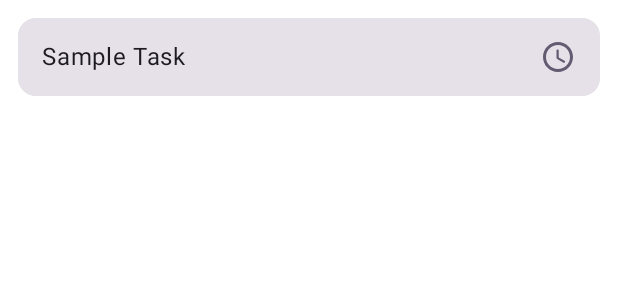
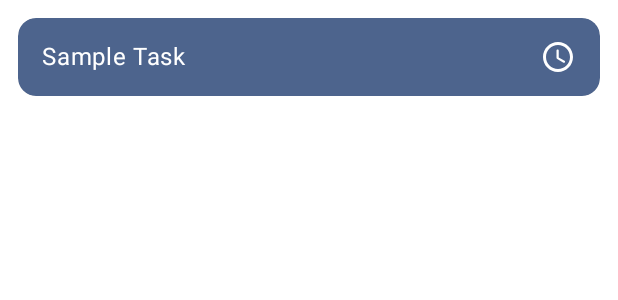
Before and after one commit to nyutonov/AppBuilderUser, an Android app built with Jetpack Compose: the @Preview function DrawsComponentPreview, on a phone screen of 412 x 824 dp. Shown: the top 300 px of the screen. Run offline under Robolectric (Android 15) with nearby library versions, the phone set to English and light mode, and no system bars.

Commit message:
fix draws item

```diff
--- a/app/src/main/java/uz/gita/appbuilderuser/presenter/components/DrawsComponent.kt
+++ b/app/src/main/java/uz/gita/appbuilderuser/presenter/components/DrawsComponent.kt
@@ -17,6 +17,7 @@ import androidx.compose.runtime.Composable
 import androidx.compose.ui.Alignment
 import androidx.compose.ui.Modifier
 import androidx.compose.ui.draw.clip
+import androidx.compose.ui.graphics.Color
 import androidx.compose.ui.graphics.ColorFilter
 import androidx.compose.ui.res.painterResource
 import androidx.compose.ui.tooling.preview.Preview
@@ -36,7 +37,8 @@ fun DrawsComponent(
             .padding(12.dp)
             .clip(RoundedCornerShape(12.dp))
             .clickable { onClick() },
-        elevation = CardDefaults.cardElevation(defaultElevation = 4.dp)
+        elevation = CardDefaults.cardElevation(defaultElevation = 4.dp),
+        colors = CardDefaults.cardColors(Color(0xff4d648d))
     ) {
         Row(
             modifier = Modifier
@@ -47,7 +49,7 @@ fun DrawsComponent(
         ) {
             Text(
                 text = drawsData.value,
-                style = MaterialTheme.typography.bodyLarge,
+                color = Color.White,
                 modifier = Modifier
                     .align(Alignment.CenterVertically)
             )
@@ -55,7 +57,7 @@ fun DrawsComponent(
             Image(
                 painter = painterResource(id = if (drawsData.state) R.drawable.baseline_done_all_24 else R.drawable.round_access_time_24),
                 contentDescription = "",
-                colorFilter = ColorFilter.tint(MaterialTheme.colorScheme.secondary),
+                colorFilter = ColorFilter.tint(Color.White),
                 modifier = Modifier.align(Alignment.CenterVertically)
             )
         }
```
